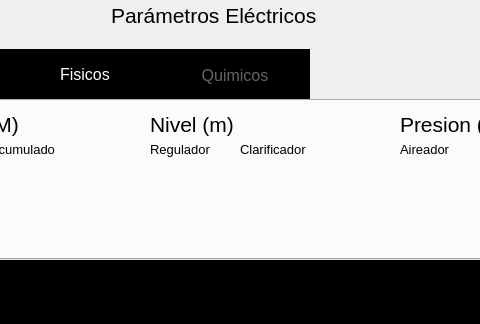
razulued/qt_application, file asa_application/graphwindow.ui: the form before one commit; both pictures show x 150 to 630 and y 0 to 324 of the 800 by 600 pixel window.
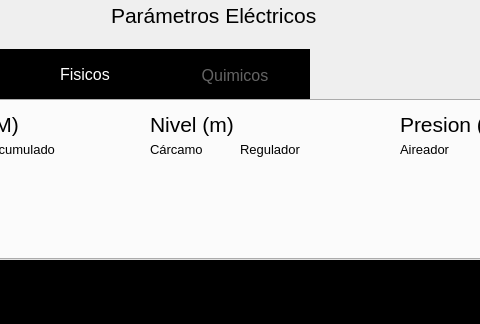
The form after the commit. The open tabs and pages were chosen to show the change. Icons and pictures are not drawn. Custom widgets are drawn as their Qt base class.

Diff of the .ui file:
```diff
--- a/asa_application/graphwindow.ui
+++ b/asa_application/graphwindow.ui
@@ -791,62 +791,62 @@
       </font>
      </property>
      <property name="text">
-      <string>Clarificador</string>
-     </property>
-    </widget>
-    <widget class="QLabel" name="label_18">
-     <property name="geometry">
-      <rect>
-       <x>290</x>
-       <y>40</y>
-       <width>81</width>
-       <height>21</height>
-      </rect>
-     </property>
-     <property name="font">
-      <font>
-       <pointsize>10</pointsize>
-      </font>
-     </property>
-     <property name="text">
       <string>Regulador</string>
      </property>
     </widget>
-    <widget class="QPushButton" name="pb_nivel_clarif">
+    <widget class="QLabel" name="label_18">
      <property name="geometry">
       <rect>
-       <x>380</x>
-       <y>50</y>
-       <width>91</width>
-       <height>41</height>
+       <x>290</x>
+       <y>40</y>
+       <width>81</width>
+       <height>21</height>
       </rect>
      </property>
      <property name="font">
       <font>
-       <pointsize>14</pointsize>
+       <pointsize>10</pointsize>
       </font>
      </property>
-     <property name="focusPolicy">
-      <enum>Qt::NoFocus</enum>
-     </property>
-     <property name="styleSheet">
-      <string notr="true">#volts_3 { 
-background-color: transparent;
-background-position: center;
-border: none; 
-background-repeat: none;
- } </string>
-     </property>
      <property name="text">
-      <string/>
-     </property>
-     <property name="flat">
-      <bool>true</bool>
+      <string>Cárcamo</string>
      </property>
     </widget>
     <widget class="QPushButton" name="pb_nivel_reg">
      <property name="geometry">
       <rect>
+       <x>380</x>
+       <y>50</y>
+       <width>91</width>
+       <height>41</height>
+      </rect>
+     </property>
+     <property name="font">
+      <font>
+       <pointsize>14</pointsize>
+      </font>
+     </property>
+     <property name="focusPolicy">
+      <enum>Qt::NoFocus</enum>
+     </property>
+     <property name="styleSheet">
+      <string notr="true">#volts_3 { 
+background-color: transparent;
+background-position: center;
+border: none; 
+background-repeat: none;
+ } </string>
+     </property>
+     <property name="text">
+      <string/>
+     </property>
+     <property name="flat">
+      <bool>true</bool>
+     </property>
+    </widget>
+    <widget class="QPushButton" name="pb_nivel_car">
+     <property name="geometry">
+      <rect>
        <x>290</x>
        <y>50</y>
        <width>81</width>
```
Left out of the diff: 7 changed lines with no effect on the pictures.
